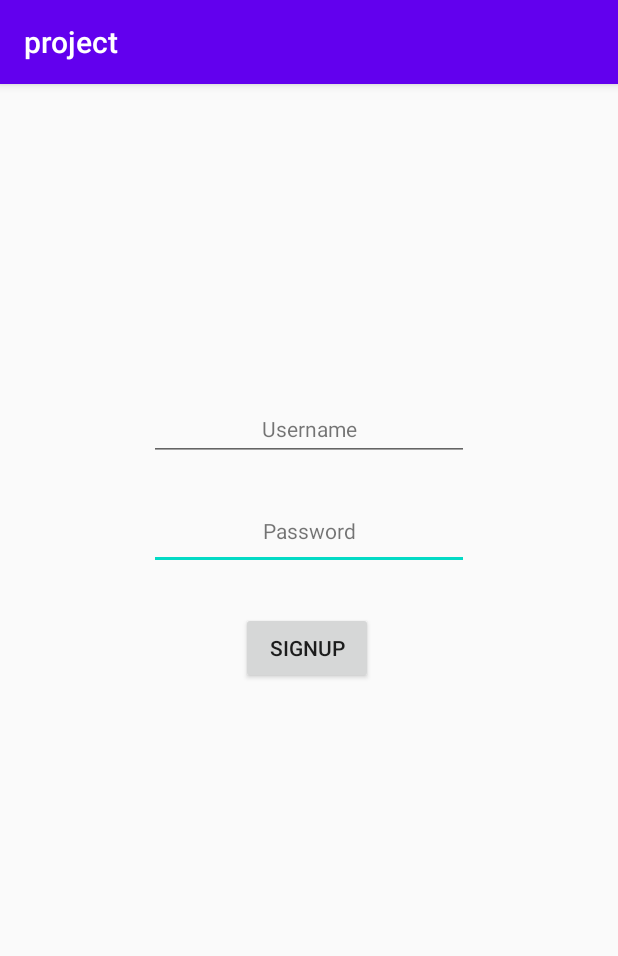
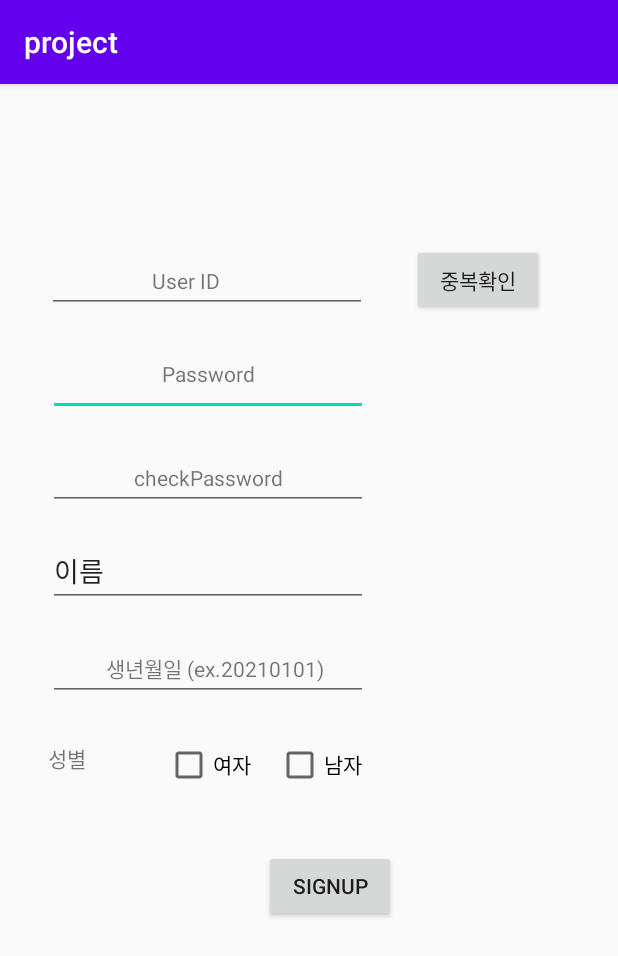
Before and after one commit to kbr2788/vegabond, an Android app: the SignupActivity screen opened directly, with no data from a screen before it, on a phone screen of 412 x 824 dp. Shown: the top 956 px of the screen. Run offline under Robolectric (Android 15) with nearby library versions, the phone set to English and light mode, and no system bars.

Commit message:
Update activity_signup.xml
회원가입 수정

```diff
--- a/app/src/main/res/layout/activity_signup.xml
+++ b/app/src/main/res/layout/activity_signup.xml
@@ -10,53 +10,152 @@
         android:id="@+id/button2"
         android:layout_width="wrap_content"
         android:layout_height="wrap_content"
-        android:layout_marginTop="28dp"
+        android:layout_marginStart="8dp"
+        android:layout_marginTop="192dp"
+        android:layout_marginBottom="192dp"
         android:text="SIGNUP"
-        app:layout_constraintEnd_toEndOf="@+id/editTextTextPassword"
-        app:layout_constraintHorizontal_bias="0.491"
-        app:layout_constraintStart_toStartOf="@+id/editTextTextPassword"
-        app:layout_constraintTop_toBottomOf="@+id/editTextTextPassword" />
+        app:layout_constraintBottom_toBottomOf="parent"
+        app:layout_constraintStart_toEndOf="@+id/checkBox"
+        app:layout_constraintTop_toTopOf="@+id/editTextTextPersonName" />
+
+    <Button
+        android:id="@+id/button4"
+        android:layout_width="wrap_content"
+        android:layout_height="wrap_content"
+        android:layout_marginEnd="19dp"
+        android:text="중복확인"
+        app:layout_constraintBaseline_toBaselineOf="@+id/editTextTextEmailAddress"
+        app:layout_constraintEnd_toEndOf="parent"
+        app:layout_constraintStart_toEndOf="@+id/editTextTextEmailAddress" />
+
+    <CheckBox
+        android:id="@+id/checkBox2"
+        android:layout_width="0dp"
+        android:layout_height="30dp"
+        android:layout_marginTop="32dp"
+        android:layout_marginEnd="169dp"
+        android:layout_marginBottom="36dp"
+        android:text="남자"
+        app:layout_constraintBottom_toTopOf="@+id/button2"
+        app:layout_constraintEnd_toEndOf="parent"
+        app:layout_constraintStart_toEndOf="@+id/checkBox"
+        app:layout_constraintTop_toBottomOf="@+id/textView5" />
+
+    <CheckBox
+        android:id="@+id/checkBox"
+        android:layout_width="0dp"
+        android:layout_height="30dp"
+        android:layout_marginEnd="16dp"
+        android:text="여자"
+        app:layout_constraintBaseline_toBaselineOf="@+id/checkBox2"
+        app:layout_constraintEnd_toStartOf="@+id/checkBox2"
+        app:layout_constraintStart_toEndOf="@+id/textView6" />
 
     <EditText
         android:id="@+id/editTextTextPassword"
         android:layout_width="wrap_content"
         android:layout_height="wrap_content"
-        android:layout_marginTop="27dp"
+        android:layout_marginStart="32dp"
+        android:layout_marginTop="23dp"
         android:autofillHints=""
         android:ems="10"
         android:inputType="textPassword"
-        app:layout_constraintStart_toStartOf="@+id/editTextTextEmailAddress"
+        app:layout_constraintStart_toStartOf="parent"
         app:layout_constraintTop_toBottomOf="@+id/editTextTextEmailAddress" />
 
     <EditText
         android:id="@+id/editTextTextEmailAddress"
         android:layout_width="wrap_content"
         android:layout_height="wrap_content"
-        android:layout_marginTop="206dp"
+        android:layout_marginStart="1dp"
+        android:layout_marginTop="107dp"
         android:autofillHints=""
         android:ems="10"
         android:inputType="textEmailAddress"
-        app:layout_constraintEnd_toEndOf="parent"
+        app:layout_constraintEnd_toStartOf="@+id/button4"
         app:layout_constraintStart_toStartOf="parent"
         app:layout_constraintTop_toTopOf="parent" />
+
+    <EditText
+        android:id="@+id/editTextTextPassword2"
+        android:layout_width="wrap_content"
+        android:layout_height="wrap_content"
+        android:layout_marginTop="17dp"
+        android:ems="10"
+        android:inputType="textPassword"
+        app:layout_constraintStart_toStartOf="@+id/editTextTextPassword"
+        app:layout_constraintTop_toBottomOf="@+id/editTextTextPassword" />
+
+    <EditText
+        android:id="@+id/editTextTextPersonName"
+        android:layout_width="wrap_content"
+        android:layout_height="wrap_content"
+        android:layout_marginTop="17dp"
+        android:ems="10"
+        android:inputType="textPersonName"
+        android:text="이름"
+        app:layout_constraintStart_toStartOf="@+id/editTextTextPassword2"
+        app:layout_constraintTop_toBottomOf="@+id/editTextTextPassword2" />
+
+    <EditText
+        android:id="@+id/editTextDate"
+        android:layout_width="wrap_content"
+        android:layout_height="wrap_content"
+        android:layout_marginTop="17dp"
+        android:ems="10"
+        android:inputType="date"
+        app:layout_constraintStart_toStartOf="@+id/editTextTextPersonName"
+        app:layout_constraintTop_toBottomOf="@+id/editTextTextPersonName" />
+
+    <TextView
+        android:id="@+id/textView3"
+        android:layout_width="wrap_content"
+        android:layout_height="wrap_content"
+        android:layout_marginTop="7dp"
+        android:text="Password"
+        app:layout_constraintEnd_toEndOf="@+id/editTextTextPassword"
+        app:layout_constraintStart_toStartOf="@+id/editTextTextPassword"
+        app:layout_constraintTop_toTopOf="@+id/editTextTextPassword" />
 
     <TextView
         android:id="@+id/textView2"
         android:layout_width="wrap_content"
         android:layout_height="wrap_content"
-        android:text="Username"
+        android:layout_marginStart="68dp"
+        android:layout_marginEnd="68dp"
+        android:text="User ID"
         app:layout_constraintBaseline_toBaselineOf="@+id/editTextTextEmailAddress"
-        app:layout_constraintEnd_toEndOf="@+id/editTextTextEmailAddress"
+        app:layout_constraintEnd_toEndOf="@+id/textView5"
         app:layout_constraintStart_toStartOf="@+id/editTextTextEmailAddress" />
 
     <TextView
-        android:id="@+id/textView3"
+        android:id="@+id/textView4"
         android:layout_width="wrap_content"
         android:layout_height="wrap_content"
-        android:layout_marginTop="9dp"
-        android:text="Password"
-        app:layout_constraintEnd_toEndOf="@+id/editTextTextPassword"
-        app:layout_constraintStart_toStartOf="@+id/editTextTextPassword"
-        app:layout_constraintTop_toTopOf="@+id/editTextTextPassword" />
+        android:text="checkPassword"
+        app:layout_constraintBaseline_toBaselineOf="@+id/editTextTextPassword2"
+        app:layout_constraintEnd_toEndOf="@+id/editTextTextPassword2"
+        app:layout_constraintStart_toStartOf="@+id/editTextTextPassword2" />
+
+    <TextView
+        android:id="@+id/textView5"
+        android:layout_width="wrap_content"
+        android:layout_height="wrap_content"
+        android:layout_marginEnd="29dp"
+        android:text="생년월일 (ex.20210101)"
+        app:layout_constraintBaseline_toBaselineOf="@+id/editTextDate"
+        app:layout_constraintEnd_toEndOf="@+id/editTextDate" />
+
+    <TextView
+        android:id="@+id/textView6"
+        android:layout_width="0dp"
+        android:layout_height="0dp"
+        android:layout_marginStart="32dp"
+        android:layout_marginEnd="19dp"
+        android:text="성별"
+        app:layout_constraintBottom_toBottomOf="@+id/checkBox"
+        app:layout_constraintEnd_toStartOf="@+id/checkBox"
+        app:layout_constraintStart_toStartOf="parent"
+        app:layout_constraintTop_toTopOf="@+id/checkBox" />
 
 </androidx.constraintlayout.widget.ConstraintLayout>
```
